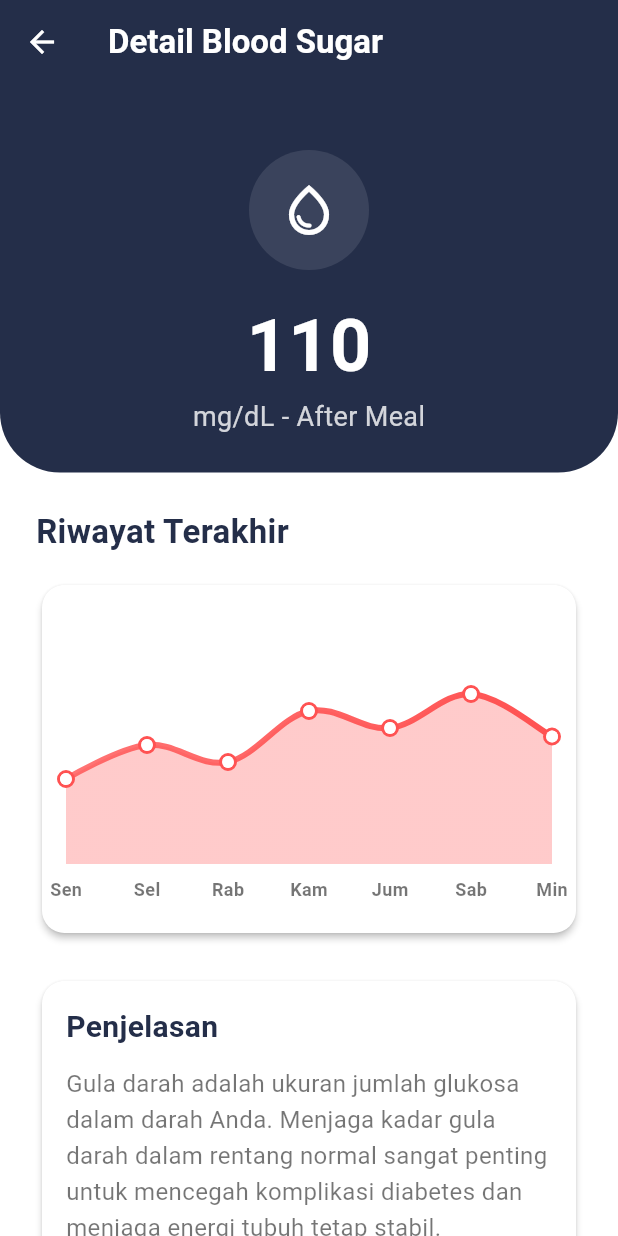
After one commit to FarhanTZ/Skripsi-frontend, a Flutter app: the screen it shows after launch, after a tap on "BLOOD SUGAR", on a phone screen of 412 x 824 dp. The commit adds this screen. Run offline on Flutter 3.47's test engine with Material 3 defaults, Android fonts, the phone set to English and light mode, and no system bars; drawn by our look-alikes of fl_chart; our stand-ins replace curved_navigation_bar, flutter_svg, smooth_page_indicator.

Commit message:
Tampilan Detail Smeat Health Metrix

```diff
--- /dev/null
+++ b/lib/features/presentation/screens/User/health_metric_detail_page.dart
@@ -0,0 +1,336 @@
+import 'package:flutter/material.dart';
+import 'package:fl_chart/fl_chart.dart';
+
+class HealthMetricDetailPage extends StatelessWidget {
+  final String title;
+  final String value;
+  final String unit;
+  final String status;
+  final IconData icon;
+  final Color iconColor;
+
+  const HealthMetricDetailPage({
+    super.key,
+    required this.title,
+    required this.value,
+    required this.unit,
+    required this.status,
+    required this.icon,
+    required this.iconColor,
+  });
+
+  // Data dummy untuk riwayat
+  List<Map<String, dynamic>> get _historyData {
+    if (title.contains("Sugar")) {
+      // Data untuk 7 hari (Senin - Minggu)
+      return [
+        {'day': 'Sen', 'value': 100.0, 'fullValue': '100'},
+        {'day': 'Sel', 'value': 120.0, 'fullValue': '120'},
+        {'day': 'Rab', 'value': 110.0, 'fullValue': '110'},
+        {'day': 'Kam', 'value': 140.0, 'fullValue': '140'},
+        {'day': 'Jum', 'value': 130.0, 'fullValue': '130'},
+        {'day': 'Sab', 'value': 150.0, 'fullValue': '150'},
+        {'day': 'Min', 'value': 125.0, 'fullValue': '125'},
+      ];
+    } else {
+      return [
+        {'day': 'Sen', 'value': 120.0, 'fullValue': '120/80'},
+        {'day': 'Sel', 'value': 122.0, 'fullValue': '122/81'},
+        {'day': 'Rab', 'value': 118.0, 'fullValue': '118/78'},
+        {'day': 'Kam', 'value': 125.0, 'fullValue': '125/85'},
+        {'day': 'Jum', 'value': 123.0, 'fullValue': '123/82'},
+        {'day': 'Sab', 'value': 128.0, 'fullValue': '128/88'},
+        {'day': 'Min', 'value': 124.0, 'fullValue': '124/84'},
+      ];
+    }
+  }
+
+  String get _explanation {
+    if (title.contains("Sugar")) {
+      return 'Gula darah adalah ukuran jumlah glukosa dalam darah Anda. Menjaga kadar gula darah dalam rentang normal sangat penting untuk mencegah komplikasi diabetes dan menjaga energi tubuh tetap stabil.';
+    } else {
+      return 'Tekanan darah adalah kekuatan darah yang mendorong dinding arteri. Tekanan darah yang normal penting untuk kesehatan jantung dan mencegah risiko stroke serta penyakit ginjal.';
+    }
+  }
+
+  String get _recommendations {
+    if (title.contains("Sugar")) {
+      return '1. Konsumsi makanan kaya serat seperti oatmeal dan sayuran.\n2. Lakukan aktivitas fisik secara teratur, minimal 30 menit sehari.\n3. Batasi konsumsi gula dan karbohidrat olahan.';
+    } else {
+      return '1. Kurangi asupan garam (natrium).\n2. Konsumsi makanan kaya kalium seperti pisang dan bayam.\n3. Lakukan olahraga kardio seperti berjalan cepat atau berlari.';
+    }
+  }
+
+  @override
+  Widget build(BuildContext context) {
+    return Scaffold(
+      extendBodyBehindAppBar: true,
+      appBar: AppBar(
+        backgroundColor: Colors.transparent,
+        elevation: 0,
+        centerTitle: false,
+        leading: IconButton(
+          icon: const Icon(Icons.arrow_back, color: Colors.white),
+          onPressed: () => Navigator.of(context).pop(),
+        ),
+        title: Text(
+          'Detail $title',
+          style: const TextStyle(
+            color: Colors.white,
+            fontSize: 22,
+            fontWeight: FontWeight.bold,
+          ),
+        ),
+      ),
+      body: SingleChildScrollView(
+        child: Column(
+          children: [
+            // Header dengan nilai utama
+            _buildHeader(context),
+            const SizedBox(height: 24),
+            // Konten di bawah
+            Padding(
+              padding: const EdgeInsets.symmetric(horizontal: 24.0),
+              child: Column(
+                crossAxisAlignment: CrossAxisAlignment.start,
+                children: [
+                  _buildSectionTitle(context, 'Riwayat Terakhir'),
+                  const SizedBox(height: 16), // Spasi sebelum kartu grafik
+                  _buildChartCard(context), // Grafik dibungkus dalam kartu
+                  const SizedBox(height: 24), // Spasi setelah kartu grafik
+
+                  // Bagian "Penjelasan" dibungkus dalam kartu
+                  _buildInfoSectionCard(context, 'Penjelasan', _explanation),
+                  const SizedBox(height: 24), // Spasi setelah kartu penjelasan
+
+                  // Bagian "Rekomendasi" dibungkus dalam kartu
+                  _buildInfoSectionCard(context, 'Rekomendasi', _recommendations),
+                  const SizedBox(height: 24),
+                ],
+              ),
+            ),
+          ],
+        ),
+      ),
+    );
+  }
+
+  Widget _buildHeader(BuildContext context) {
+    return Container(
+      padding: const EdgeInsets.only(top: 100, bottom: 24, left: 24, right: 24),
+      width: double.infinity,
+      decoration: BoxDecoration(
+        color: Theme.of(context).colorScheme.primary, // Kembali ke warna biru solid
+        borderRadius: const BorderRadius.vertical(
+          bottom: Radius.circular(40),
+        ),
+      ),
+      child: Column(
+        crossAxisAlignment: CrossAxisAlignment.center,
+        children: [
+          CircleAvatar(
+            radius: 40,
+            backgroundColor: Colors.white.withOpacity(0.1),
+            child: Icon(icon, color: Colors.white, size: 40),
+          ),
+          const SizedBox(height: 16),
+          Text(
+            value,
+            style: const TextStyle(
+              color: Colors.white,
+              fontSize: 48,
+              fontWeight: FontWeight.bold,
+            ),
+          ),
+          Text(
+            '$unit - $status',
+            style: TextStyle(
+              color: Colors.white.withOpacity(0.8),
+              fontSize: 18,
+            ),
+          ),
+        ],
+      ),
+    );
+  }
+
+  Widget _buildSectionTitle(BuildContext context, String title) {
+    return Text(
+      title,
+      style: TextStyle(
+        fontSize: 22,
+        fontWeight: FontWeight.bold,
+        color: Theme.of(context).colorScheme.primary,
+      ),
+    );
+  }
+
+  // Widget helper baru untuk membungkus grafik dalam kartu
+  Widget _buildChartCard(BuildContext context) {
+    return Card(
+      elevation: 2,
+      color: Colors.white,
+      shape: RoundedRectangleBorder(borderRadius: BorderRadius.circular(15)),
+      child: Padding(
+        padding: const EdgeInsets.all(16.0),
+        child: SizedBox(
+          height: 200,
+          child: _buildChart(context),
+        ),
+      ),
+    );
+  }
+
+  // Widget helper baru untuk membungkus bagian informasi (penjelasan/rekomendasi) dalam kartu
+  Widget _buildInfoSectionCard(BuildContext context, String sectionTitle, String content) {
+    return Card(
+      elevation: 2,
+      color: Colors.white,
+      shape: RoundedRectangleBorder(borderRadius: BorderRadius.circular(15)),
+      child: Padding(
+        padding: const EdgeInsets.all(16.0),
+        child: Column(
+          crossAxisAlignment: CrossAxisAlignment.start,
+          children: [
+            Text(
+              sectionTitle,
+              style: TextStyle(fontSize: 20, fontWeight: FontWeight.bold, color: Theme.of(context).colorScheme.primary),
+            ),
+            const SizedBox(height: 12),
+            Text(content, style: const TextStyle(fontSize: 16, color: Colors.black54, height: 1.5)),
+          ],
+        ),
+      ),
+    );
+  }
+
+  // Widget untuk membuat diagram garis
+  Widget _buildChart(BuildContext context) {
+    final List<FlSpot> spots = _historyData
+        .asMap()
+        .entries
+        .map((entry) => FlSpot(entry.key.toDouble(), entry.value['value']))
+        .toList();
+
+    final gradientColors = [
+      iconColor.withOpacity(0.8),
+      iconColor,
+    ];
+
+    return LineChart(
+      LineChartData(
+        gridData: FlGridData(
+          show: false, // Menghilangkan grid untuk tampilan lebih bersih
+          drawVerticalLine: false,
+        ),
+        titlesData: FlTitlesData(
+          leftTitles: const AxisTitles( // Menyembunyikan label di sisi kiri
+            sideTitles: SideTitles(showTitles: false),
+          ),
+          rightTitles: const AxisTitles(sideTitles: SideTitles(showTitles: false)),
+          topTitles: const AxisTitles(sideTitles: SideTitles(showTitles: false)),
+          bottomTitles: AxisTitles(
+            sideTitles: SideTitles(
+              showTitles: true,
+              reservedSize: 30,
+              interval: 1,
+              getTitlesWidget: (value, meta) {
+                final index = value.toInt();
+                if (index >= 0 && index < _historyData.length) {
+                  return SideTitleWidget(
+                    axisSide: meta.axisSide,
+                    child: Text(
+                      _historyData[index]['day'],
+                      style: const TextStyle(
+                        color: Colors.black54,
+                        fontWeight: FontWeight.bold,
+                        fontSize: 12,
+                      ),
+                    ),
+                  );
+                }
+                return const Text('');
+              },
+            ),
+          ),
+        ),
+        borderData: FlBorderData(show: false),
+        lineBarsData: [
+          LineChartBarData(
+            spots: spots,
+            isCurved: true,
+            gradient: LinearGradient(colors: gradientColors),
+            barWidth: 4,
+            isStrokeCapRound: true,
+            dotData: FlDotData(
+              show: true,
+              getDotPainter: (spot, percent, barData, index) {
+                // Membuat titik yang disentuh lebih besar
+                return FlDotCirclePainter(
+                  radius: 4,
+                  color: Colors.white,
+                  strokeWidth: 2,
+                  strokeColor: iconColor,
+                );
+              },
+            ),
+            belowBarData: BarAreaData(
+              show: true,
+              gradient: LinearGradient(
+                colors: gradientColors.map((color) => color.withOpacity(0.3)).toList(),
+                begin: Alignment.topCenter,
+                end: Alignment.bottomCenter,
+              ),
+            ),
+          ),
+        ],
+        // Menyesuaikan rentang min/max sumbu Y agar grafik terlihat lebih baik
+        minY: title.contains("Sugar") ? 50 : 80,
+        maxY: title.contains("Sugar") ? 200 : 160,
+        lineTouchData: LineTouchData(
+          handleBuiltInTouches: true,
+          getTouchedSpotIndicator: (barData, spotIndexes) {
+            return spotIndexes.map((spotIndex) {
+              return TouchedSpotIndicatorData(
+                const FlLine(color: Colors.transparent), // Sembunyikan garis indikator default
+                FlDotData(
+                  getDotPainter: (spot, percent, barData, index) {
+                    return FlDotCirclePainter(
+                      radius: 8, // Titik yang disentuh lebih besar
+                      color: iconColor,
+                      strokeWidth: 4,
+                      strokeColor: Colors.white,
+                    );
+                  },
+                ),
+              );
+            }).toList();
+          },
+          touchTooltipData: LineTouchTooltipData(
+            getTooltipColor: (touchedSpot) => Theme.of(context).colorScheme.primary,
+            tooltipPadding: const EdgeInsets.symmetric(horizontal: 12, vertical: 8), // Padding internal tooltip
+            tooltipRoundedRadius: 8,
+            getTooltipItems: (List<LineBarSpot> touchedBarSpots) {
+              return touchedBarSpots.map((barSpot) {
+                final flSpot = barSpot;
+                final historyItem = _historyData[flSpot.x.toInt()];
+                return LineTooltipItem(
+                  '', // Main text bisa kosong jika semua konten ada di children
+                  const TextStyle(), // Base style untuk children
+                  children: [
+                    TextSpan( // Nilai pada baris pertama
+                      text: '${historyItem['fullValue']}\n',
+                      style: const TextStyle(color: Colors.white, fontWeight: FontWeight.bold, fontSize: 14),),
+                    TextSpan( // Unit pada baris kedua
+                      text: unit,
+                      style: TextStyle(color: Colors.white.withOpacity(0.8), fontSize: 12, fontWeight: FontWeight.normal),),
+                  ],
+                );
+              }).toList();
+            },
+          ),
+        ),
+      ),
+    );
+  }
+}
--- a/lib/features/presentation/screens/User/home_tab.dart
+++ b/lib/features/presentation/screens/User/home_tab.dart
@@ -2,6 +2,7 @@ import 'package:flutter/material.dart';
 import 'package:flutter_svg/flutter_svg.dart';
 import 'package:glupulse/features/presentation/screens/User/activity_detail_page.dart';
 import 'package:glupulse/features/presentation/screens/User/food_detail_page.dart';
+import 'package:glupulse/features/presentation/screens/User/health_metric_detail_page.dart';
 
 class HomeTab extends StatelessWidget {
   const HomeTab({super.key});
@@ -231,6 +232,18 @@ class HomeTab extends StatelessWidget {
                   value: '110',
                   unit: 'mg/dL',
                   status: 'After Meal',
+                  onTap: () {
+                    Navigator.of(context).push(MaterialPageRoute(
+                      builder: (context) => const HealthMetricDetailPage(
+                        title: 'Blood Sugar',
+                        value: '110',
+                        unit: 'mg/dL',
+                        status: 'After Meal',
+                        icon: Icons.water_drop_outlined,
+                        iconColor: Colors.redAccent,
+                      ),
+                    ));
+                  },
                 ),
                 const SizedBox(width: 12),
                 // --- Card Tekanan Darah ---
@@ -242,6 +255,18 @@ class HomeTab extends StatelessWidget {
                   value: '120/80',
                   unit: 'mmHg',
                   status: 'Normal',
+                  onTap: () {
+                    Navigator.of(context).push(MaterialPageRoute(
+                      builder: (context) => const HealthMetricDetailPage(
+                        title: 'Blood Pressure',
+                        value: '120/80',
+                        unit: 'mmHg',
+                        status: 'Normal',
+                        icon: Icons.favorite_border,
+                        iconColor: Colors.blueAccent,
+                      ),
+                    ));
+                  },
                 ),
                 const SizedBox(width: 12),
                 // --- Card Info Gula Darah Rendah ---
@@ -398,13 +423,17 @@ class HomeTab extends StatelessWidget {
     required String value,
     required String unit,
     required String status,
+    required VoidCallback onTap,
   }) {
     return SizedBox(
       width: 160, // Menyamakan lebar dengan card lain
       child: Card(
         elevation: 1,
         color: Colors.white,
+        clipBehavior: Clip.antiAlias,
         shape: RoundedRectangleBorder(borderRadius: BorderRadius.circular(15)),
+        child: InkWell(
+          onTap: onTap,
           child: Stack(
             children: [
               Padding(
@@ -427,6 +456,7 @@ class HomeTab extends StatelessWidget {
                 child: Icon(icon, color: iconColor, size: 24),
               ),
             ],
+          ),
         ),
       ),
     );
--- a/pubspec.yaml
+++ b/pubspec.yaml
@@ -59,6 +59,9 @@ dependencies:
   # SVG support
   flutter_svg: ^2.0.10+1
 
+  # Charting library
+  fl_chart: ^0.68.0 # Atau versi terbaru yang kompatibel
+
 dev_dependencies:
   flutter_test:
     sdk: flutter
```
Also changed, not shown: pubspec.lock. Lines whose indentation alone changed are shown as unchanged.
